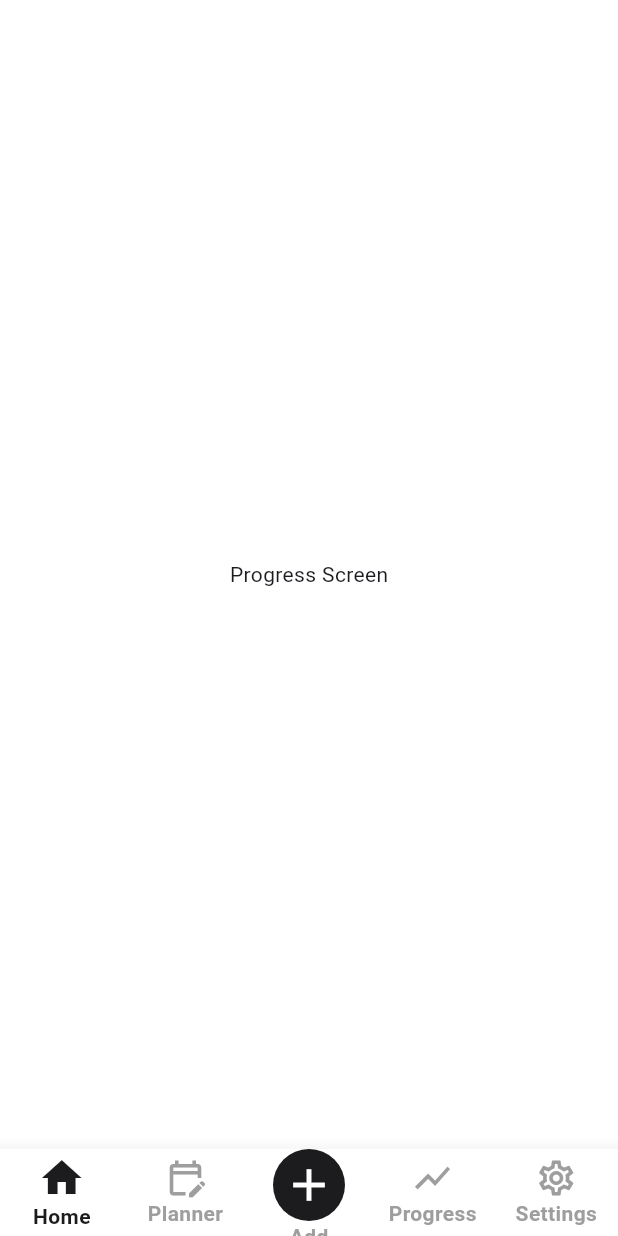
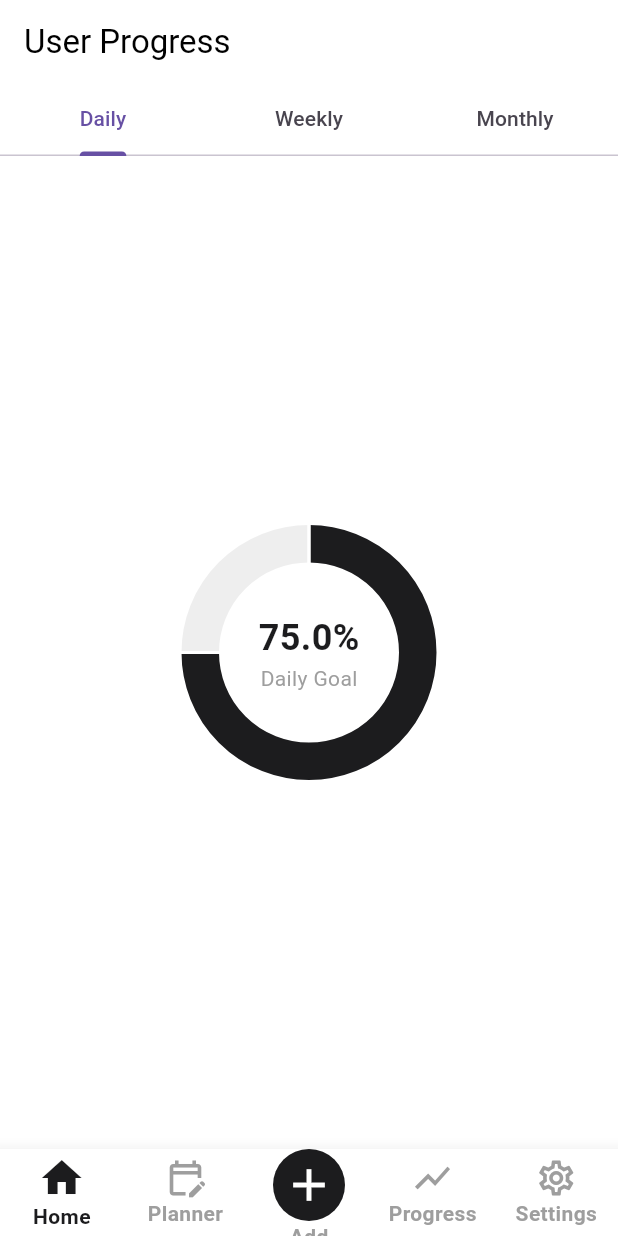
Before and after one commit to Faizan-Afzal2/marham_softec_frontend, a Flutter app: the ProgressScreen screen opened by its route, on a phone screen of 412 x 824 dp. Run offline on Flutter 3.47's test engine with Material 3 defaults, Android fonts, the phone set to English and light mode, and no system bars; drawn by our look-alikes of fl_chart, stylish_bottom_bar; our stand-ins replace go_router, google_fonts, image_picker, percent_indicator, shared_preferences; accounts and stored records are empty.

Commit message:
Progress Screen UI set up

```diff
--- a/lib/core/routing/router.dart
+++ b/lib/core/routing/router.dart
@@ -89,7 +89,7 @@ GoRoute(
         ),
         GoRoute(
           path: '/progress',
-          builder: (context, state) => const ProgressScreen(),
+          builder: (context, state) =>  ProgressScreen(),
         ),
         GoRoute(
           path: '/setting',
--- /dev/null
+++ b/lib/features/progress/view/daily_progress.dart
@@ -0,0 +1,68 @@
+import 'package:flutter/material.dart';
+import 'package:fl_chart/fl_chart.dart';
+import 'package:marham_softec/core/theme/app_colors.dart';
+
+class DailyProgressGauge extends StatelessWidget {
+  final double progressValue; // Should be between 0.0 and 1.0
+  const DailyProgressGauge({super.key, required this.progressValue});
+
+  @override
+  Widget build(BuildContext context) {
+    return Padding(
+      padding: const EdgeInsets.all(16.0),
+      child: Container(
+        height: 200,
+        decoration: BoxDecoration(
+          color: Colors.white,
+          borderRadius: BorderRadius.circular(12),
+        ),
+        child: Stack(
+          alignment: Alignment.center,
+          children: [
+            PieChart(
+              PieChartData(
+                sectionsSpace: 2,
+                centerSpaceRadius: 60,
+                startDegreeOffset: -90,
+                sections: [
+                  PieChartSectionData(
+                    value: progressValue * 100,
+                    color: AppColors.backgroundDark,
+                    radius: 25,
+                    title: '',
+                  ),
+                  PieChartSectionData(
+                    value: (1 - progressValue) * 100,
+                    color: Colors.grey[200],
+                    radius: 25,
+                    title: '',
+                  ),
+                ],
+              ),
+            ),
+            Column(
+              mainAxisSize: MainAxisSize.min,
+              children: [
+                Text(
+                  '${(progressValue * 100).toStringAsFixed(1)}%',
+                  style: const TextStyle(
+                    fontSize: 24,
+                    fontWeight: FontWeight.bold,
+                    color: AppColors.backgroundDark,
+                  ),
+                ),
+                const Text(
+                  'Daily Goal',
+                  style: TextStyle(
+                    fontSize: 14,
+                    color: Colors.grey,
+                  ),
+                ),
+              ],
+            )
+          ],
+        ),
+      ),
+    );
+  }
+}
--- a/lib/features/progress/view/progress_screen.dart
+++ b/lib/features/progress/view/progress_screen.dart
@@ -1,20 +1,129 @@
 import 'package:flutter/material.dart';
+import 'package:marham_softec/features/progress/view/daily_progress.dart';
+import 'package:marham_softec/features/progress/view/monthly_progress.dart';
+import 'package:marham_softec/features/progress/view/weekly_progress.dart';
 
-class ProgressScreen extends StatefulWidget {
-  const ProgressScreen({super.key});
-
-  @override
-  State<ProgressScreen> createState() => _ProgressScreenState();
-}
-
-class _ProgressScreenState extends State<ProgressScreen> {
+class ProgressScreen extends StatelessWidget {
   @override
   Widget build(BuildContext context) {
-    return Scaffold(
-      body: Padding(
-        padding: const EdgeInsets.all(8.0),
-        child: Center(
-          child: Text('Progress Screen'),
+    return DefaultTabController(
+      length: 3, // 3 tabs: Daily, Weekly, Monthly
+      child: Scaffold(
+        appBar: AppBar(
+          title: Text("User Progress"),
+          bottom: TabBar(
+            tabs: [
+              Tab(text: "Daily"),
+              Tab(text: "Weekly"),
+              Tab(text: "Monthly"),
+            ],
+          ),
+        ),
+        body: TabBarView(
+          children: [
+            // Daily Progress Tab
+            Center(
+              child: Column(
+                mainAxisAlignment: MainAxisAlignment.center,
+                children: [
+                  DailyProgressGauge(progressValue: 0.75),
+                ],
+              ),
+            ),
+            // Weekly Progress Tab
+            Center(
+              child: SingleChildScrollView(
+                child: Column(
+                  mainAxisAlignment: MainAxisAlignment.center,
+                  children: [
+                    WeeklyProgressChart(
+                      weeklyProgress: {
+                        'Mon': 0.1,
+                        'Tue': 0.6,
+                        'Wed': 0.4,
+                        'Thu': 0.9,
+                        'Fri': 0.5,
+                        'Sat': 0.5,
+                        'Sun': 0.95,
+                      },
+                    ),  WeeklyProgressChart(
+                      weeklyProgress: {
+                        'Mon': 0.8,
+                        'Tue': 0.6,
+                        'Wed': 0.9,
+                        'Thu': 0.9,
+                        'Fri': 0.85,
+                        'Sat': 0.5,
+                        'Sun': 0.75,
+                      },
+                    ),  WeeklyProgressChart(
+                      weeklyProgress: {
+                         'Mon': 0.1,
+                        'Tue': 0.6,
+                        'Wed': 0.4,
+                        'Thu': 0.9,
+                        'Fri': 0.85,
+                        'Sat': 0.5,
+                        'Sun': 0.75,
+                      },
+                    ),
+                    // WeeklyProgressChart(),
+                    // WeeklyProgressChart(),
+                    // WeeklyProgressChart(),
+                    // SizedBox(height: 16),
+                    // Text("Weekly Progress", style: TextStyle(fontSize: 20)),
+                    // SizedBox(height: 16),
+                  ],
+                ),
+              ),
+            ),
+            // Monthly Progress Tab
+            Center(
+              child: SingleChildScrollView(
+                child: Column(
+                  mainAxisAlignment: MainAxisAlignment.center,
+                  children: [
+                    MonthlyProgressChart(
+                      monthlyData: {
+                        1: 0.2,
+                        5: 0.1,
+                        10: 0.65,
+                        15: 0.9,
+                        20: 0.35,
+                        25: 0.95,
+                        30: 1.0
+                      },
+                    ),
+                    MonthlyProgressChart(
+                      monthlyData: {
+                        1: 0.1,
+                        5: 0.8,
+                        10: 0.65,
+                        15: 0.9,
+                        20: 0.55,
+                        25: 0.25,
+                        30: 1.0
+                      },
+                    ),
+                    MonthlyProgressChart(
+                      monthlyData: {
+                        1: 0.1,
+                        5: 0.8,
+                        10: 0.65,
+                        15: 0.9,
+                        20: 0.35,
+                        25: 0.95,
+                        30: 1.0
+                      },
+                    ),
+                    // MonthlyProgressChart(),
+                    // MonthlyProgressChart(),
+                    // MonthlyProgressChart(),
+                  ],
+                ),
+              ),
+            ),
+          ],
         ),
       ),
     );
--- a/lib/features/root/widgets/add_task_dialog.dart
+++ b/lib/features/root/widgets/add_task_dialog.dart
@@ -8,6 +8,7 @@ class AddTaskDialog extends StatelessWidget {
   @override
   Widget build(BuildContext context) {
     return Dialog(
+      backgroundColor: AppColors.backgroundLight,
       shape: RoundedRectangleBorder(
         borderRadius: BorderRadius.circular(20), // Rounded corners
       ),
--- a/pubspec.yaml
+++ b/pubspec.yaml
@@ -35,6 +35,7 @@ dependencies:
   provider: ^6.1.4
   shared_preferences: ^2.5.3
   image_picker: ^1.0.4
+  fl_chart: ^0.65.0
 
 
   # The following adds the Cupertino Icons font to your application.
```
Also changed, not shown: lib/features/home/widget/horizontal_bar.dart (+2 -12 lines), lib/features/progress/view/monthly_progress.dart (added, +105 -0 lines), lib/features/progress/view/weekly_progress.dart (added, +100 -0 lines).
